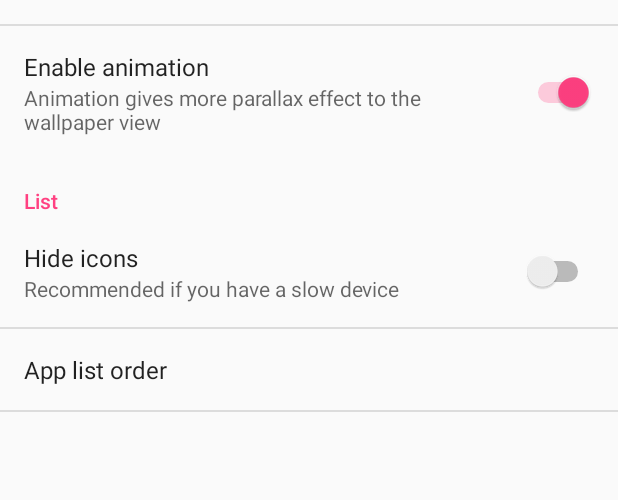
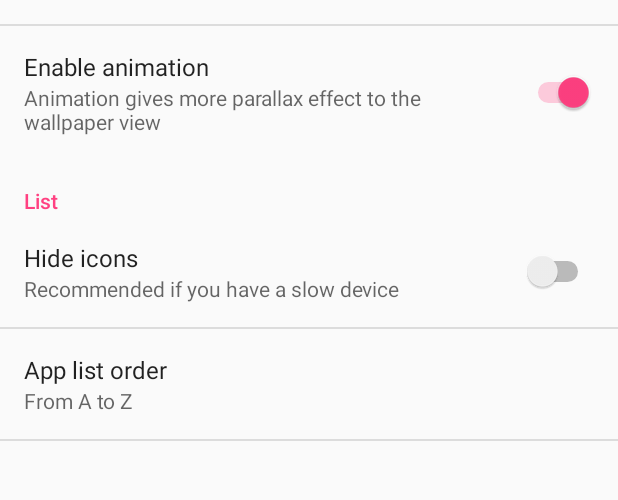
Before and after one commit to F4uzan/HgLauncher, an Android app: the SettingsActivity screen opened directly, with no data from a screen before it, after a tap on "Customizations", on a phone screen of 412 x 824 dp, the part 225-725 px from its top. Run offline under Robolectric (Android 15) with nearby library versions, the phone set to English and light mode, and no system bars.

Commit message:
Correct summary for app list order
Also remove the hackery we had before

```diff
--- a/app/src/main/java/f4/hubby/SettingsActivity.java
+++ b/app/src/main/java/f4/hubby/SettingsActivity.java
@@ -139,13 +139,6 @@ public class SettingsActivity extends AppCompatPreferenceActivity {
 
             // Preference anim = findPreference("anim_switch");
             // Preference icon = findPreference("icon_hide_switch");
-
-            Preference list_order = findPreference("list_order");
-            if (list_order.equals("invertedAlphabetical")) {
-                list_order.setSummary(R.string.pref_app_list_inverted);
-            } else if (list_order.equals("alphabetical")) {
-                list_order.setSummary(R.string.pref_app_list_default);
-            }
         }
 
         @Override
--- a/app/src/main/res/values/strings_settings.xml
+++ b/app/src/main/res/values/strings_settings.xml
@@ -37,6 +37,5 @@
         <item>alphabetical</item>
         <item>invertedAlphabetical</item>
     </string-array>
-    <string name="pref_app_list_inverted">Inverted</string>
-    <string name="pref_app_list_default">Default</string>
+
 </resources>
--- a/app/src/main/res/xml/pref_customization.xml
+++ b/app/src/main/res/xml/pref_customization.xml
@@ -34,6 +34,7 @@
         android:key="list_order"
         android:negativeButtonText="@null"
         android:positiveButtonText="@null"
-        android:title="@string/pref_title_app_list_order" />
+        android:title="@string/pref_title_app_list_order"
+        android:summary="%s" />
 
 </PreferenceScreen>
```
